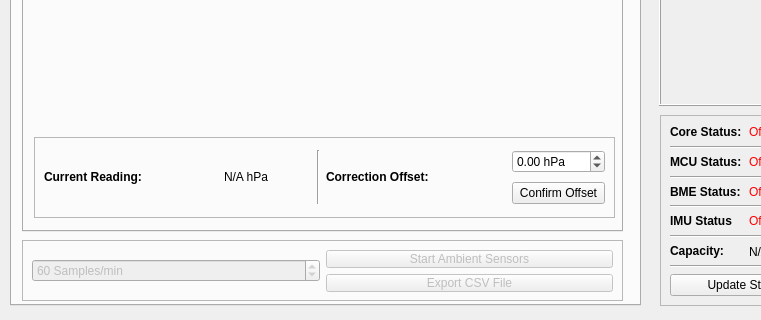
Above: _ui/Clinostat.ui from CoCl-Jerry/SciSpin_Max_Dev before the change; both pictures show x 0 to 761 and y 255 to 575 of the 1024 by 575 pixel window. Below: the same form after it.
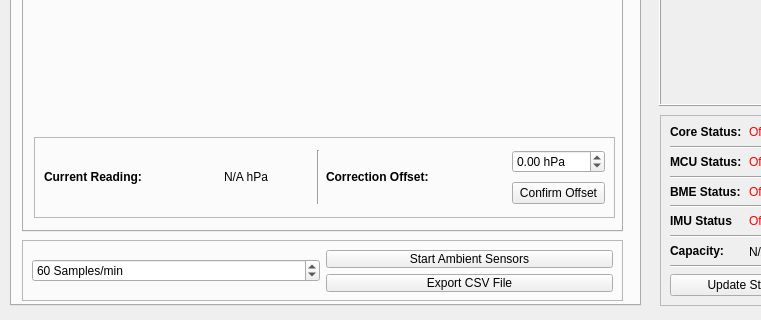
That is the form after the change. Icons and pictures are not drawn. Custom widgets are drawn as their Qt base class.

```diff
--- a/_ui/Clinostat.ui
+++ b/_ui/Clinostat.ui
@@ -1622,7 +1622,7 @@
      </widget>
      <widget class="QFrame" name="ambient_sensor_frame">
       <property name="enabled">
-       <bool>false</bool>
+       <bool>true</bool>
       </property>
       <property name="geometry">
        <rect>
@@ -1651,7 +1651,7 @@
         <item row="0" column="1">
          <widget class="QPushButton" name="ambient_start_sensors_pushButton">
           <property name="enabled">
-           <bool>false</bool>
+           <bool>true</bool>
           </property>
           <property name="sizePolicy">
            <sizepolicy hsizetype="Minimum" vsizetype="Fixed">
```
